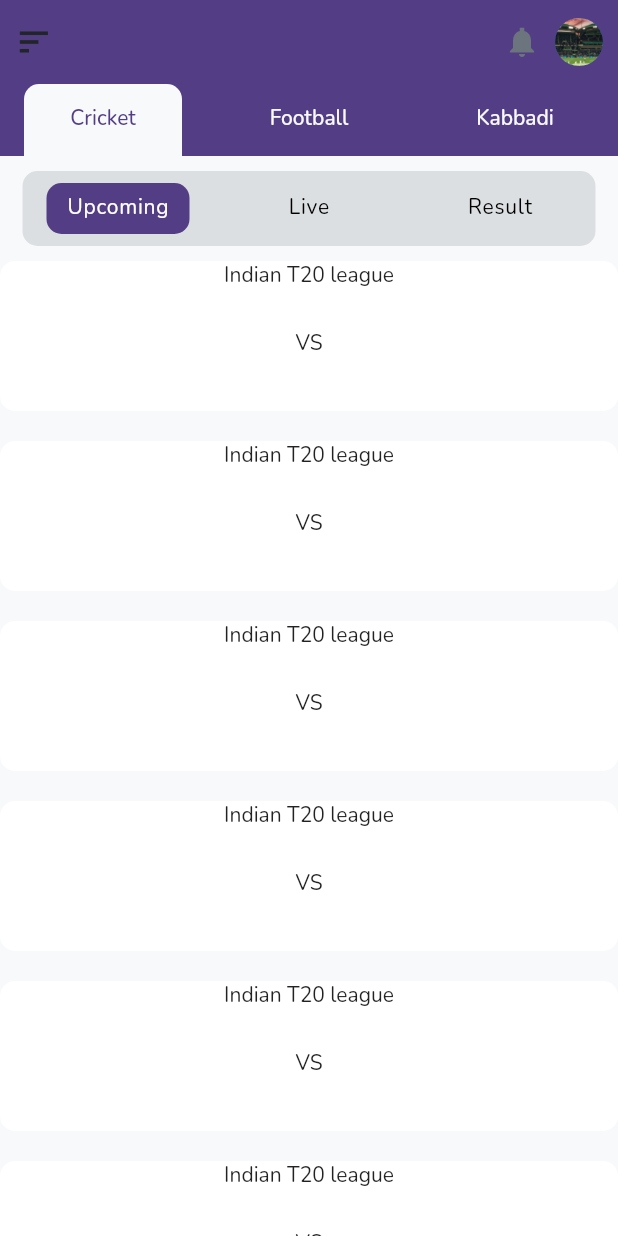
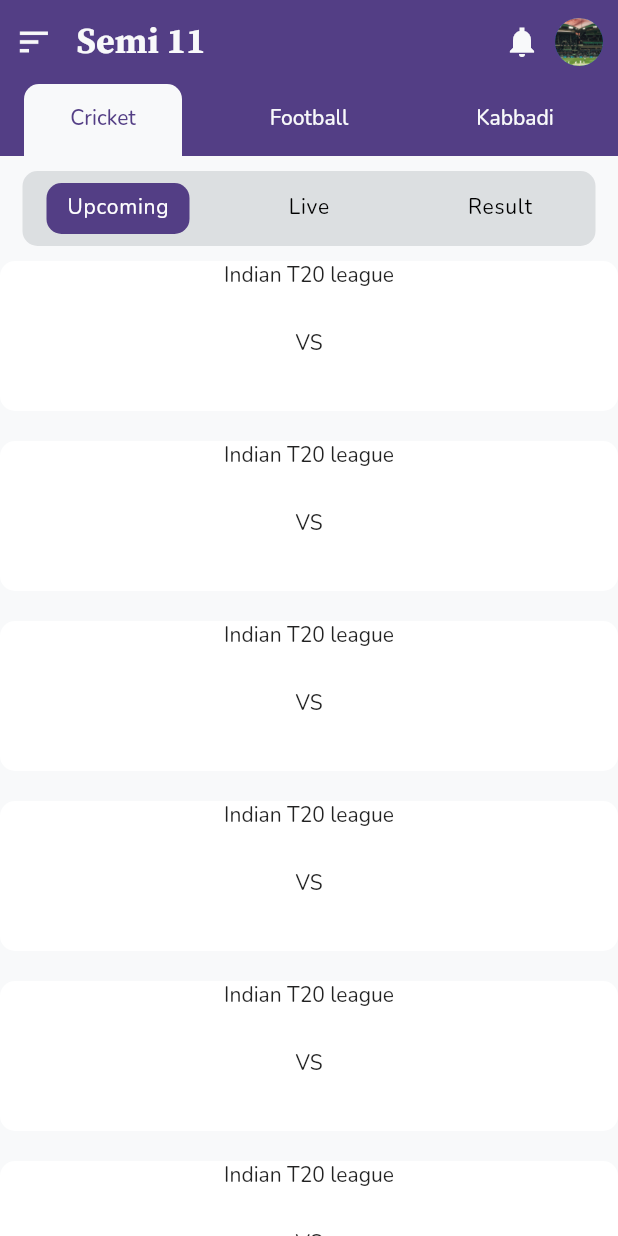
Before and after one commit to devarshkikani/Semi11---Fantasy-app-, a Flutter app: the HomeScreen screen opened directly, on a phone screen of 412 x 824 dp. Run offline on Flutter 3.47's test engine with Material 2 defaults, Android fonts, the phone set to English and light mode, and no system bars; our stand-ins replace animated_splash_screen, connectivity_plus, dio, get, get_storage, intl_phone_number_input and 2 more; missing offline and left inert: dio_http_cache; accounts and stored records are empty; project files that could hold a hidden picture were left out.

Commit message:
change home screen design

```diff
--- a/lib/screens/home/home_screen.dart
+++ b/lib/screens/home/home_screen.dart
@@ -26,20 +26,21 @@ class HomeScreen extends GetView<HomeScreenController> {
               padding: const EdgeInsets.only(left: 10),
               child: Image.asset(
                 hamburgerMenu,
-                color: dark,
+                color: light,
               ),
             ),
           ),
           title: Text(
             'Semi 11',
-            style: mediumText20.copyWith(
-              color: primary,
+            style: mediumText24.copyWith(
+              color: light,
+              fontFamily: 'source_serif_pro',
             ),
           ),
           actions: <Widget>[
             const Icon(
               Icons.notifications_sharp,
-              color: secondary,
+              color: light,
             ),
             width10,
             const CircleAvatar(
```
